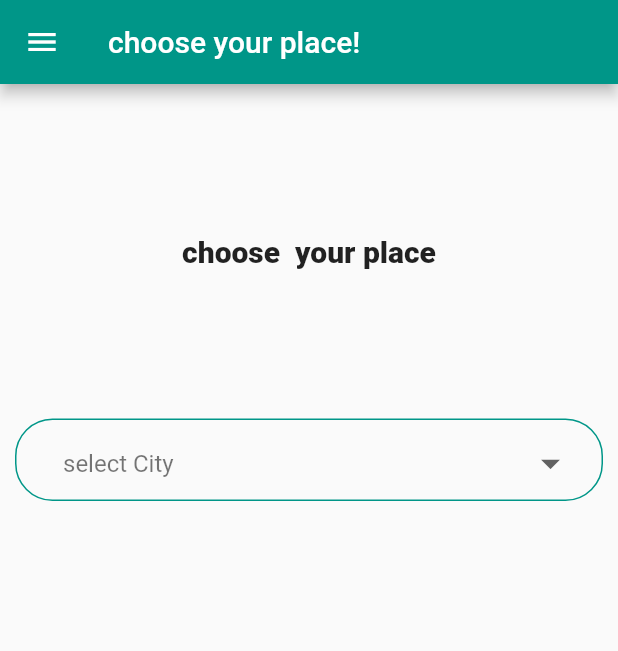
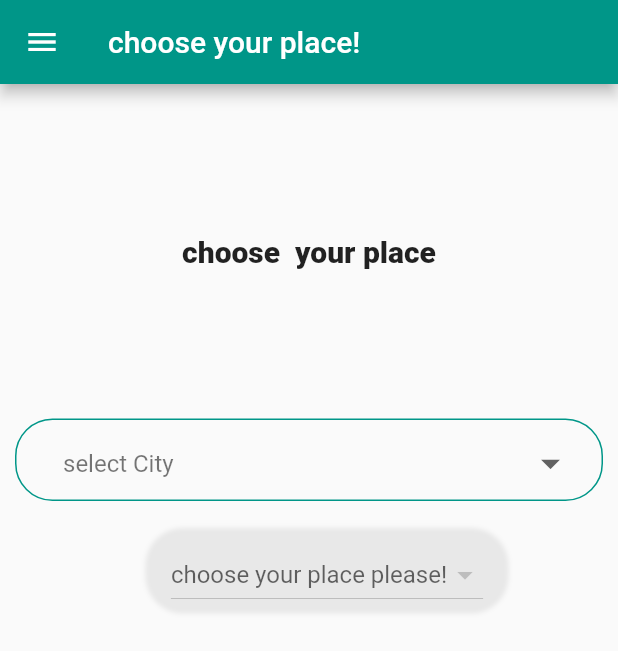
Before and after one commit to nash0000/adahi_eidapp, a Flutter app: the MainPage screen opened directly, on a phone screen of 412 x 824 dp. Shown: the top 651 px of the screen. Run offline on Flutter 3.47's test engine with Material 2 defaults, Android fonts, the phone set to English and light mode, and no system bars; our stand-ins replace cloud_firestore, firebase_auth, firebase_core, flutter_bloc, flutter_rating_bar, fluttertoast; accounts and stored records are empty.

```diff
--- a/lib/screens/login_screen/login_screen.dart
+++ b/lib/screens/login_screen/login_screen.dart
@@ -65,7 +65,7 @@ class LoginScreen extends StatelessWidget {
                           mainAxisAlignment: MainAxisAlignment.center,
                           children: [
                             Text(
-                              'Login',
+                              'Adahi ',
                               style: Theme.of(context)
                                   .textTheme
                                   .headline3
--- a/lib/screens/meat_shops/meat_shops.dart
+++ b/lib/screens/meat_shops/meat_shops.dart
@@ -76,7 +76,7 @@ class _MeatShops extends State<MeatShops> {
                           CircleAvatar(
                             child: Image.network(
                               "${butchers[index]['img']}",
-                              fit: BoxFit.cover,
+                              fit: BoxFit.fill,
                             ),
                             radius: 25.0,
                           ),
--- a/lib/screens/start-page_screen/mainpage.dart
+++ b/lib/screens/start-page_screen/mainpage.dart
@@ -3,8 +3,12 @@
 //import 'package:adahi_app/shared/components/components.dart';
 //import 'package:cloud_firestore/cloud_firestore.dart';
 
+import 'package:adahi_eidapp/screens/meat_shops/meat_shops.dart';
 import 'package:adahi_eidapp/screens/start-page_screen/navigationdrawerwidget.dart';
 import 'package:adahi_eidapp/screens/start-page_screen/navigationprovider.dart';
+import 'package:adahi_eidapp/shared/app_helper_methods.dart';
+import 'package:adahi_eidapp/shared/app_strings.dart';
+import 'package:cloud_firestore/cloud_firestore.dart';
 import 'package:flutter/material.dart';
 import 'package:provider/provider.dart';
 
@@ -130,6 +134,84 @@ class _MainPageState extends State<MainPage> {
             SizedBox(
               height: 20.0,
             ),
+            StreamBuilder(
+                stream: FirebaseFirestore.instance
+                    .collection(kAreaCollectionName)
+                    .snapshots(),
+                builder: (BuildContext context,
+                    AsyncSnapshot<QuerySnapshot> snapshot) {
+                  if (!snapshot.hasData) {
+                    Text("loading .... ");
+                  } else {
+                    List<DropdownMenuItem> areaItems = [];
+                    for (int i = 0; i < snapshot.data.docs.length; i++) {
+                      DocumentSnapshot snap = snapshot.data.docs[i];
+                      areaItems.add(
+                        DropdownMenuItem(
+                          child: Text(
+                            snap[kAreaName],
+                            style: TextStyle(
+                                color: Colors.black87,
+                                fontWeight: FontWeight.bold),
+                          ),
+                          value: "${snap.id.toString()}",
+                          //  areaItems,"${snap.id}",
+                        ),
+                      );
+                    }
+                    return Row(
+                      mainAxisAlignment: MainAxisAlignment.center,
+                      children: <Widget>[
+                        Icon(null),
+                        Container(
+                          margin: EdgeInsets.only(left: 10.0, right: 10.0),
+                          padding: EdgeInsets.only(
+                              left: 15.0, right: 15.0, top: 5.0),
+                          decoration: BoxDecoration(
+                            borderRadius: BorderRadius.circular(
+                              25,
+                            ),
+                            boxShadow: [
+                              BoxShadow(
+                                color: Colors.grey.withOpacity(0.2),
+                                spreadRadius: 2,
+                                blurRadius: 2,
+                              ),
+                            ],
+                            // border: Border.all(
+                            //   color: Colors.teal,
+                            //   width: 1,
+                            // ),
+                          ),
+                          child: Center(
+                            child: Column(
+                              children: [
+                                DropdownButton(
+                                  dropdownColor: Colors.teal[400],
+                                  items: areaItems,
+                                  // Text(item['title']),
+                                  //areaItems,
+                                  onChanged: (areaValue) {
+                                    setState(() {
+                                      selectedAreas = areaValue;
+
+                                      navigateTo(context, MeatShops());
+                                    });
+                                  },
+                                  value: selectedAreas,
+                                  //selectedAreas,
+                                  isExpanded: false,
+                                  hint: Text("choose your place please!"),
+                                ),
+                              ],
+                            ),
+                          ),
+                        ),
+                      ],
+                    );
+                  }
+                  return Container();
+                }),
           ],
         ),
       );
```
Also changed, not shown: lib/main.dart (+5 -2 lines), lib/screens/order_screen/order_screen.dart (+8 -22 lines), lib/screens/test_screen/test_screen.dart (+82 -17 lines).
